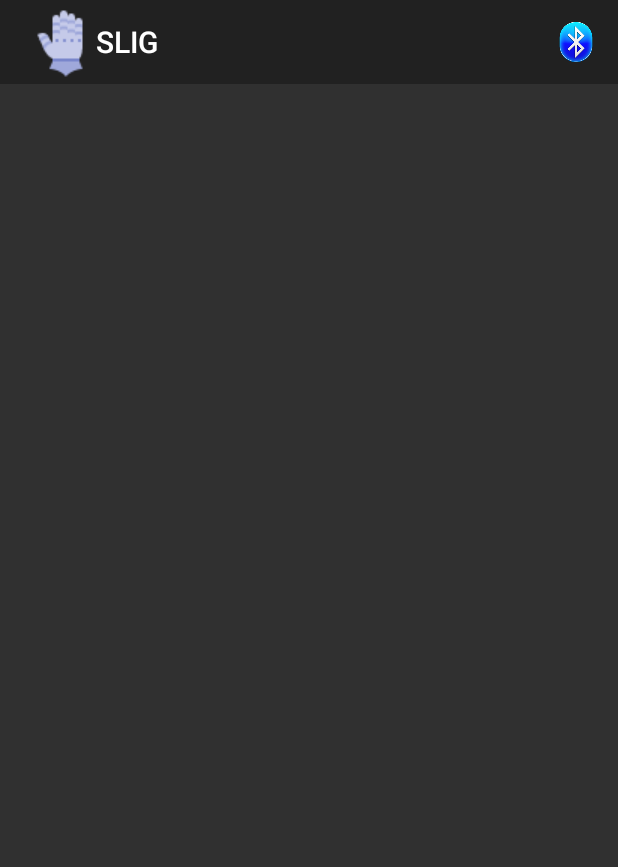
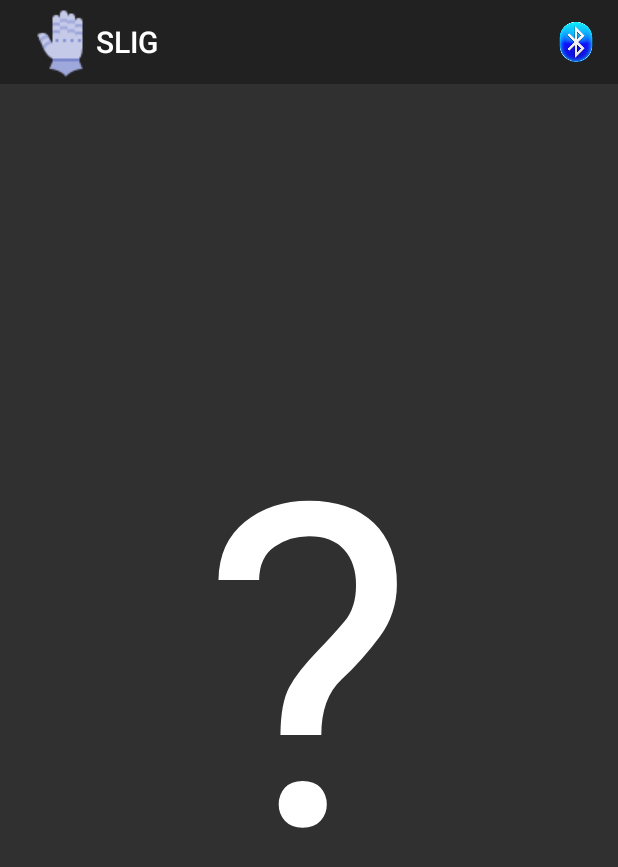
Before and after one commit to jbalog/SLIG, an Android app: the screen it shows after launch (MainActivity), on a phone screen of 412 x 824 dp. Shown: the top 867 px of the screen. Run offline under Robolectric (Android 15) with nearby library versions, the phone set to English and light mode, and no system bars; 3 statements that could not run were skipped.

Commit message:
Centered primary gestures on MainActivity & added a gesture history list above that does not add a gesture that was previously performed.

```diff
--- a/app/src/main/java/group24/SLIG/tabs/FragmentTranslator.java
+++ b/app/src/main/java/group24/SLIG/tabs/FragmentTranslator.java
@@ -29,13 +29,7 @@ public class FragmentTranslator extends Fragment{
 
         @Override
         public View onCreateView(LayoutInflater inflater, ViewGroup container, Bundle savedInstanceState) {
-
             mView = inflater.inflate(R.layout.fragment_translator, container, false);
-            String sampleText = getArguments().getString("bString");
-
-//            TextView txtSampleText = (TextView) mView.findViewById(R.id.txtViewTranslator);
-//            txtSampleText.setText(sampleText);
-
             return mView;
         }
 
--- a/app/src/main/res/layout/fragment_library.xml
+++ b/app/src/main/res/layout/fragment_library.xml
@@ -1,5 +1,5 @@
 <?xml version="1.0" encoding="utf-8"?>
-<android.support.v7.widget.LinearLayoutCompat xmlns:android="http://schemas.android.com/apk/res/android"
+<RelativeLayout xmlns:android="http://schemas.android.com/apk/res/android"
                 android:layout_width="match_parent"
                 android:layout_height="match_parent"
                 android:orientation="vertical" >
@@ -14,4 +14,4 @@
         android:text=""
         android:gravity="center"/>
 
-</android.support.v7.widget.LinearLayoutCompat>
+</RelativeLayout>
--- a/app/src/main/res/layout/fragment_translator.xml
+++ b/app/src/main/res/layout/fragment_translator.xml
@@ -1,11 +1,11 @@
 <?xml version="1.0" encoding="utf-8"?>
-<android.support.v7.widget.LinearLayoutCompat xmlns:android="http://schemas.android.com/apk/res/android"
+<RelativeLayout xmlns:android="http://schemas.android.com/apk/res/android"
                 android:layout_width="match_parent"
                 android:layout_height="match_parent"
                 android:orientation="vertical" >
 
     <TextView
-        android:id="@+id/txtViewTranslator"
+        android:id="@+id/txtViewGestureList"
         android:layout_width="wrap_content"
         android:layout_height="wrap_content"
         android:layout_alignParentLeft="true"
@@ -14,14 +14,14 @@
         android:text=""/>
 
     <TextView
+        android:id="@+id/txtViewPrimaryGesture"
         android:layout_width="wrap_content"
         android:layout_height="wrap_content"
         android:textAppearance="?android:attr/textAppearanceLarge"
-        android:text=""
+        android:text="@string/default_gesture"
         android:gravity="center"
-        android:id="@+id/gestureTextView"
         android:layout_centerVertical="true"
         android:layout_centerHorizontal="true"
         android:textSize="300sp"/>
 
-</android.support.v7.widget.LinearLayoutCompat>
+</RelativeLayout>
--- a/app/src/main/res/values/strings.xml
+++ b/app/src/main/res/values/strings.xml
@@ -3,6 +3,7 @@
     <string name="app_name">SLIG</string>
     <string name="action_settings">Settings</string>
     <string name="section_format">Hello World from section: %1$d</string>
+    <string name="default_gesture">"?"</string>
 
     <!-- BLE items -->
     <string name="ble_not_supported">BLE is not supported</string>
```
Also changed, not shown: app/src/main/java/group24/SLIG/MainActivity.java (+12 -10 lines).
